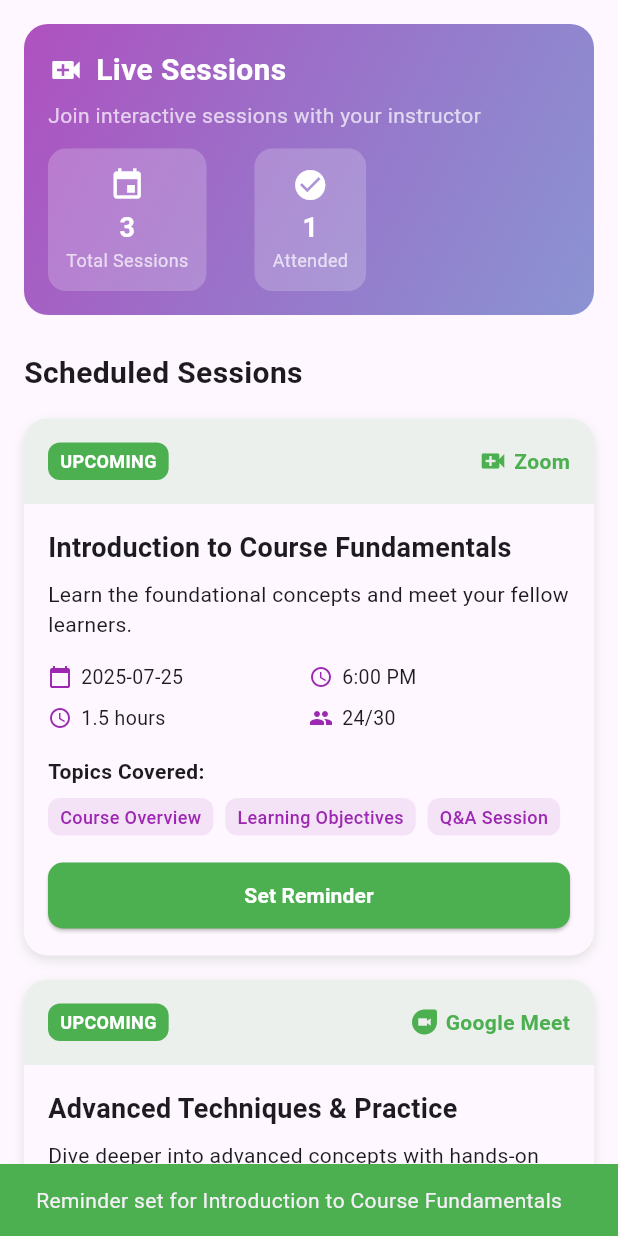
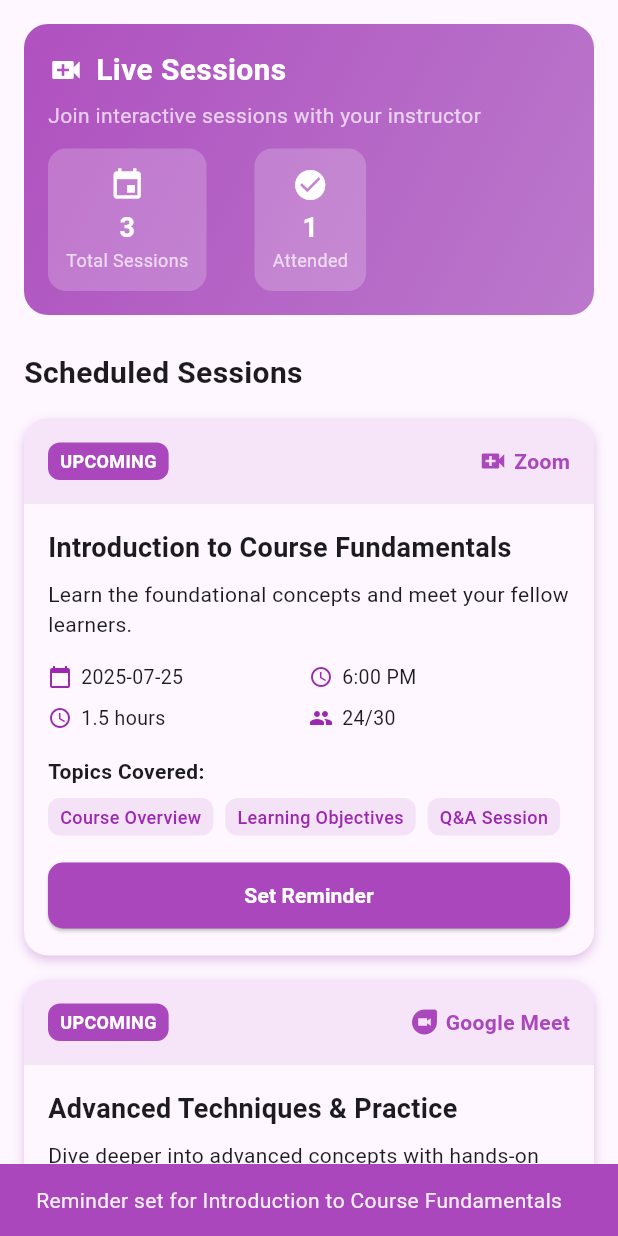
Before and after one commit to shoyeb017/SayHello_App_Fullstack, a Flutter app: the OnlineSessionTab widget shown alone on an empty page, opened directly with empty values, after a tap on "Set Reminder", on a phone screen of 412 x 824 dp. Run offline on Flutter 3.47's test engine with Material 3 defaults, Android fonts, the light colour scheme and no system bars; our stand-ins replace image_picker; network calls fail.

Commit message:
another1

```diff
--- a/sayhello_app_frontend/lib/screens/learner/BottomTabs/Learn/online_session.dart
+++ b/sayhello_app_frontend/lib/screens/learner/BottomTabs/Learn/online_session.dart
@@ -92,7 +92,7 @@ class OnlineSessionTab extends StatelessWidget {
               gradient: LinearGradient(
                 colors: [
                   Colors.purple.withOpacity(0.8),
-                  Colors.indigo.withOpacity(0.6),
+                  Colors.purple.shade600.withOpacity(0.6),
                 ],
                 begin: Alignment.topLeft,
                 end: Alignment.bottomRight,
@@ -180,7 +180,7 @@ class OnlineSessionTab extends StatelessWidget {
                     borderRadius: BorderRadius.circular(16),
                     boxShadow: [
                       BoxShadow(
-                        color: isDark ? Colors.black26 : Colors.grey.shade300,
+                        color: isDark ? Colors.black26 : Colors.purple.shade100,
                         blurRadius: 6,
                         offset: const Offset(0, 3),
                       ),
@@ -437,15 +437,15 @@ class OnlineSessionTab extends StatelessWidget {
   Color _getStatusColor(String? status) {
     switch (status) {
       case 'live':
-        return Colors.red;
+        return Colors.purple.shade600;
       case 'upcoming':
-        return Colors.green;
+        return Colors.purple.shade400;
       case 'completed':
-        return Colors.blue;
+        return Colors.purple.shade300;
       case 'cancelled':
-        return Colors.orange;
+        return Colors.purple.shade200;
       default:
-        return Colors.grey;
+        return Colors.purple;
     }
   }
 
@@ -484,7 +484,7 @@ class OnlineSessionTab extends StatelessWidget {
     ScaffoldMessenger.of(context).showSnackBar(
       SnackBar(
         content: Text('Reminder set for ${session['title']}'),
-        backgroundColor: Colors.green,
+        backgroundColor: Colors.purple.shade400,
       ),
     );
   }
@@ -493,7 +493,7 @@ class OnlineSessionTab extends StatelessWidget {
     ScaffoldMessenger.of(context).showSnackBar(
       SnackBar(
         content: Text('Joining ${session['title']}...'),
-        backgroundColor: Colors.blue,
+        backgroundColor: Colors.purple.shade600,
       ),
     );
   }
```
Also changed, not shown: sayhello_app_frontend/lib/screens/learner/BottomTabs/Learn/course_details.dart (+102 -20 lines), sayhello_app_frontend/lib/screens/learner/BottomTabs/Learn/record_class.dart (+8 -8 lines).
